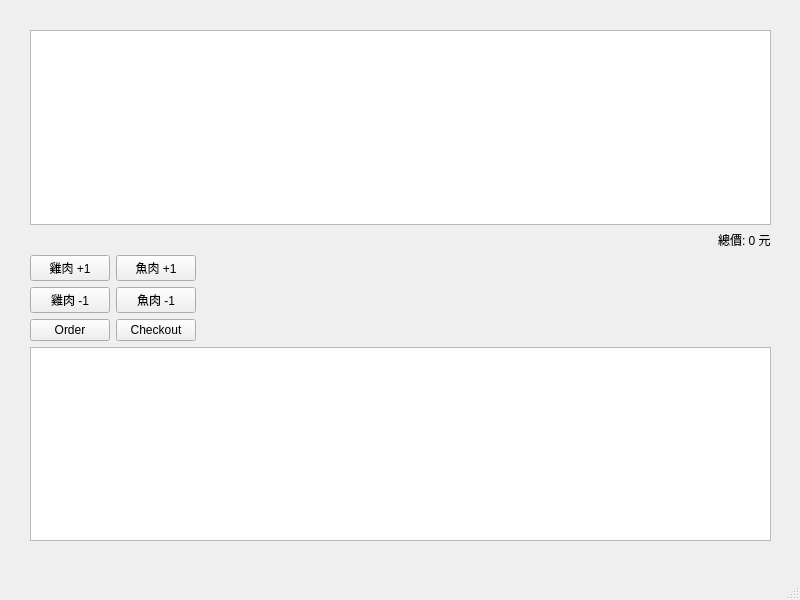
Old version of the form coffeelion.ui in the repository Sartcu/CoffeeLionApp.
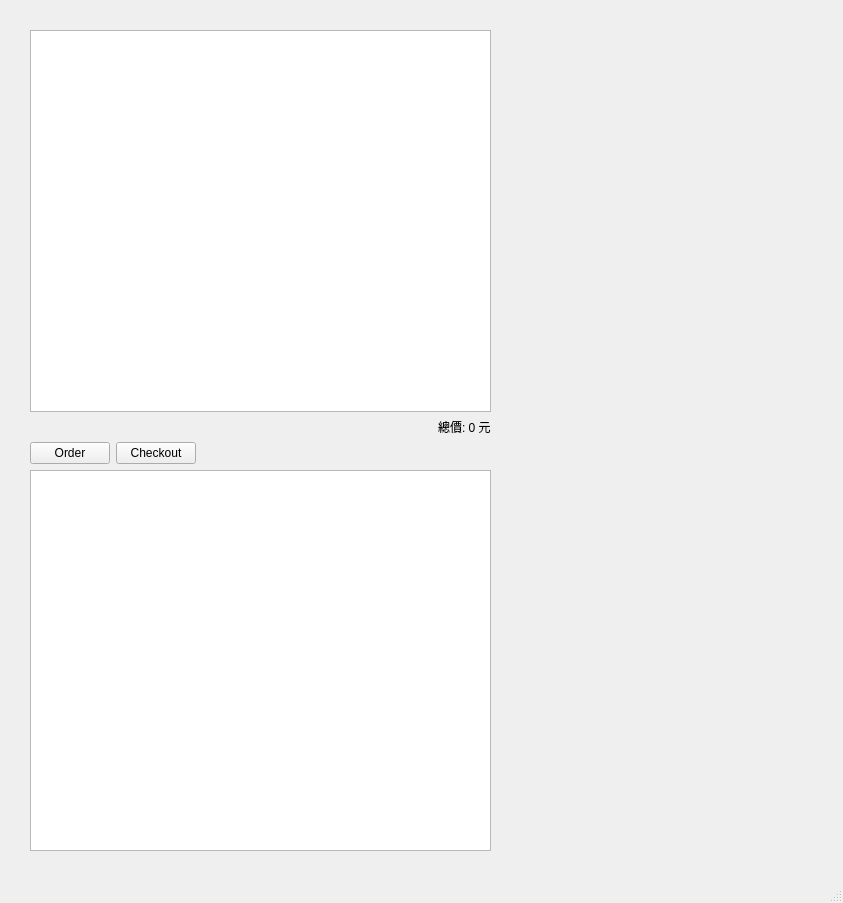
New version of the form.

```diff
--- a/coffeelion.ui
+++ b/coffeelion.ui
@@ -6,39 +6,31 @@
    <rect>
     <x>0</x>
     <y>0</y>
-    <width>800</width>
-    <height>600</height>
+    <width>843</width>
+    <height>903</height>
    </rect>
   </property>
-  <property name="minimumSize">
-   <size>
-    <width>800</width>
-    <height>600</height>
-   </size>
-  </property>
-  <property name="maximumSize">
-   <size>
-    <width>800</width>
-    <height>900</height>
-   </size>
-  </property>
   <property name="windowTitle">
    <string>MainWindow</string>
   </property>
   <widget class="QWidget" name="centralwidget">
-   <property name="minimumSize">
-    <size>
-     <width>800</width>
-     <height>600</height>
-    </size>
-   </property>
+   <widget class="QWidget" name="dynamicBtn" native="true">
+    <property name="geometry">
+     <rect>
+      <x>500</x>
+      <y>30</y>
+      <width>321</width>
+      <height>821</height>
+     </rect>
+    </property>
+   </widget>
    <widget class="QWidget" name="">
     <property name="geometry">
      <rect>
       <x>30</x>
       <y>30</y>
-      <width>741</width>
-      <height>511</height>
+      <width>461</width>
+      <height>821</height>
      </rect>
     </property>
     <layout class="QVBoxLayout" name="verticalLayout">
@@ -53,49 +45,7 @@
       </widget>
      </item>
      <item>
-      <layout class="QGridLayout" name="gridLayout">
-       <item row="1" column="2">
-        <widget class="QPushButton" name="i2_add_pushButton">
-         <property name="text">
-          <string>魚肉 +1</string>
-         </property>
-        </widget>
-       </item>
-       <item row="1" column="0">
-        <widget class="QPushButton" name="i1_add_pushButton">
-         <property name="text">
-          <string>雞肉 +1</string>
-         </property>
-        </widget>
-       </item>
-       <item row="1" column="3">
-        <spacer name="horizontalSpacer_2">
-         <property name="orientation">
-          <enum>Qt::Horizontal</enum>
-         </property>
-         <property name="sizeHint" stdset="0">
-          <size>
-           <width>40</width>
-           <height>20</height>
-          </size>
-         </property>
-        </spacer>
-       </item>
-       <item row="2" column="2">
-        <widget class="QPushButton" name="i2_remove_pushButton">
-         <property name="text">
-          <string>魚肉 -1</string>
-         </property>
-        </widget>
-       </item>
-       <item row="2" column="0">
-        <widget class="QPushButton" name="i1_remove_pushButton">
-         <property name="text">
-          <string>雞肉 -1</string>
-         </property>
-        </widget>
-       </item>
-      </layout>
+      <layout class="QGridLayout" name="gridLayout"/>
      </item>
      <item>
       <layout class="QHBoxLayout" name="horizontalLayout">
```
Left out of the diff: 3 changed lines with no effect on the pictures.
